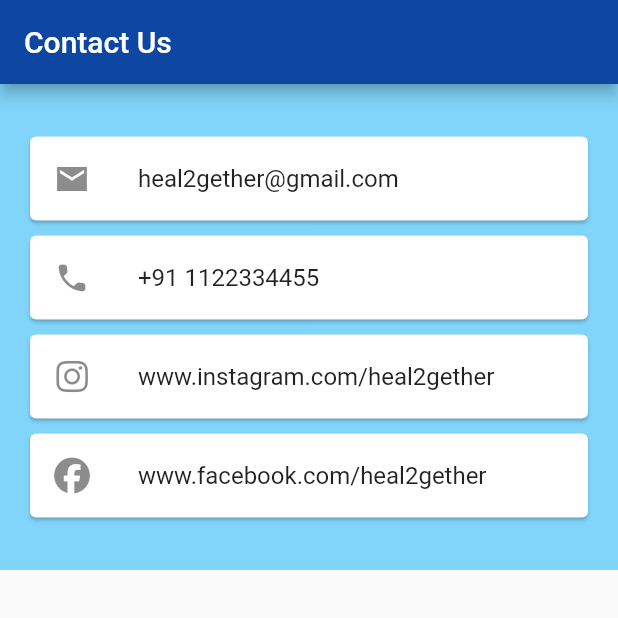
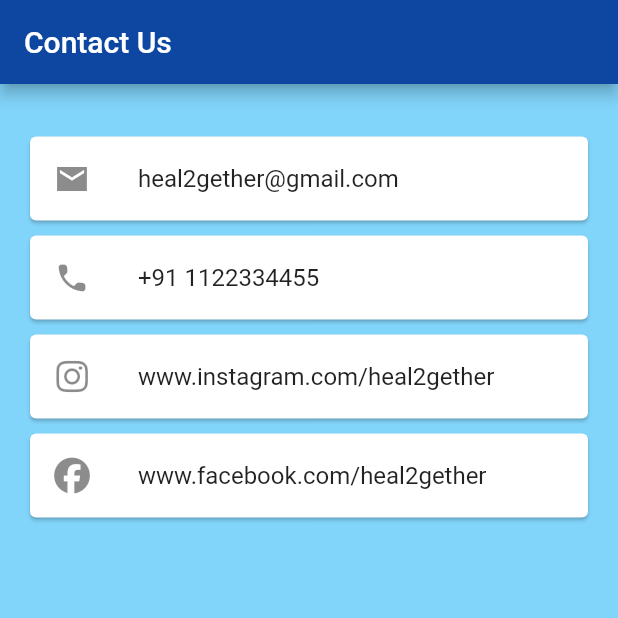
Before and after one commit to syankit/Heal2gether, a Flutter app: the ContactUsPage screen opened directly, on a phone screen of 412 x 824 dp, the top half of it. Run offline on Flutter 3.47's test engine with Material 2 defaults, Android fonts, the light colour scheme and no system bars; our stand-ins replace cloud_firestore, firebase_auth, firebase_core, firebase_storage, font_awesome_flutter, image_picker; missing offline and left inert: random_x; accounts and stored records are empty.

Commit message:
Add files via upload

```diff
--- a/lib/screens/contact.dart
+++ b/lib/screens/contact.dart
@@ -8,12 +8,12 @@ class ContactUsPage extends StatelessWidget {
   Widget build(BuildContext context) {
     final Size size = MediaQuery.of(context).size;
     return Scaffold(
+      backgroundColor: Colors.lightBlue[200],
       appBar: AppBar(
         backgroundColor: Colors.blue[900],
         title: Text('Contact Us'),
       ),
       body: SingleChildScrollView(
-        physics: BouncingScrollPhysics(),
         child: Container(
           color: Colors.lightBlue[200],
           padding: EdgeInsets.symmetric(vertical: 30),
@@ -66,7 +66,7 @@ class SingleTextLogo extends StatelessWidget {
               fontWeight: FontWeight.bold,
             ),
           ),
-          SizedBox(height: 10),
+          SizedBox(height: 20),
         ],
       ),
     );
```
